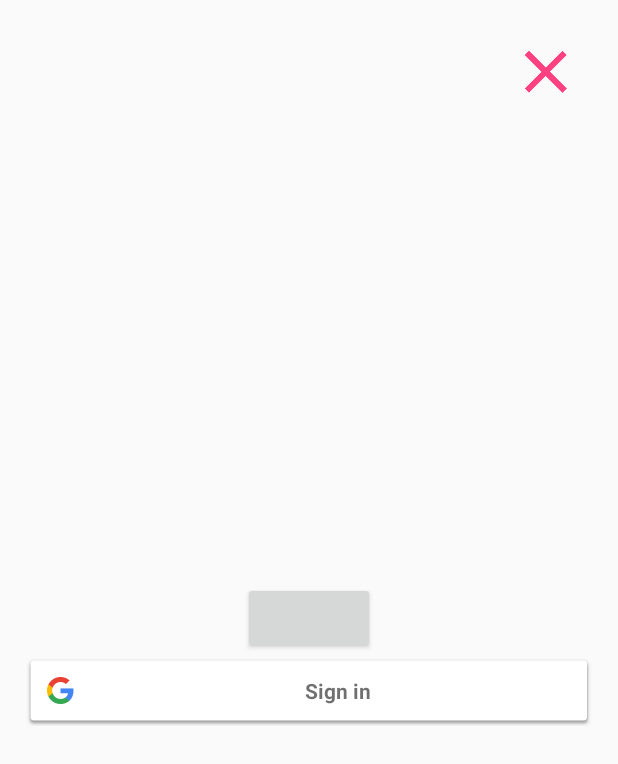
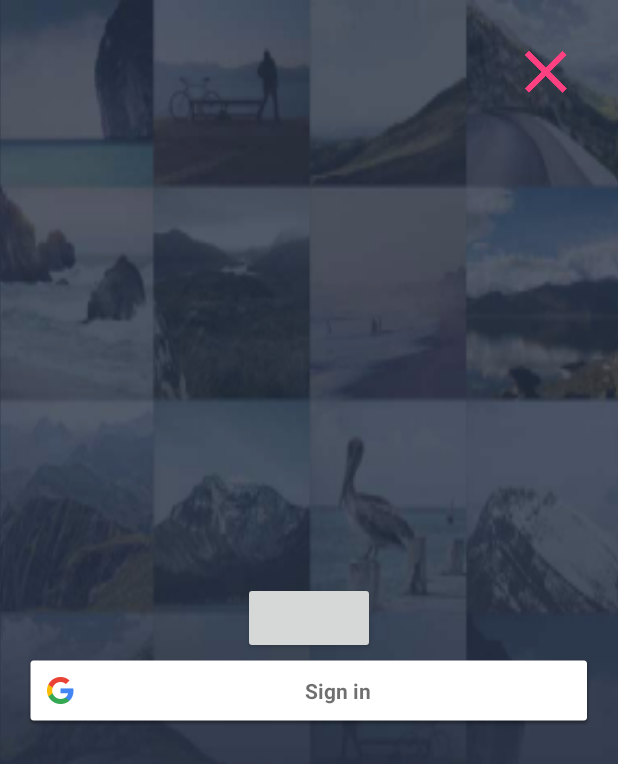
Before and after one commit to jiahaoliuliu/WorldSpotlight, an Android app: the screen it shows after launch (LoginActivity), on a phone screen of 412 x 824 dp. Shown: the top 764 px of the screen. Run offline under Robolectric (Android 15) with nearby library versions, the phone set to English and light mode, and no system bars; libraries missing offline, so code that uses them is left out: com.crashlytics.android, com.facebook, com.facebook.appevents, com.mixpanel.android, io.fabric.sdk; plain views replace LoginButton; 14 statements that could not run were skipped.

Commit message:
Added background for login

```diff
--- a/app/src/main/res/layout/activity_login.xml
+++ b/app/src/main/res/layout/activity_login.xml
@@ -4,7 +4,9 @@
     android:paddingRight="@dimen/activity_horizontal_margin"
     android:paddingTop="@dimen/activity_vertical_margin"
     android:paddingBottom="@dimen/activity_vertical_margin"
-    tools:context="com.worldspotlightapp.android.ui.LoginActivity">
+    tools:context="com.worldspotlightapp.android.ui.LoginActivity"
+    android:background="@drawable/login_background"
+    >
 
     <com.facebook.login.widget.LoginButton
         android:id="@+id/facebook_login_button"
```
Also changed, not shown: app/src/main/res/drawable-hdpi/login_background.9.png (added), app/src/main/res/drawable-mdpi/login_background.9.png (added), app/src/main/res/drawable-xhdpi/login_background.9.png (added), app/src/main/res/drawable-xxhdpi/login_background.9.png (added), app/src/main/res/drawable-xxxhdpi/login_background.9.png (added).
